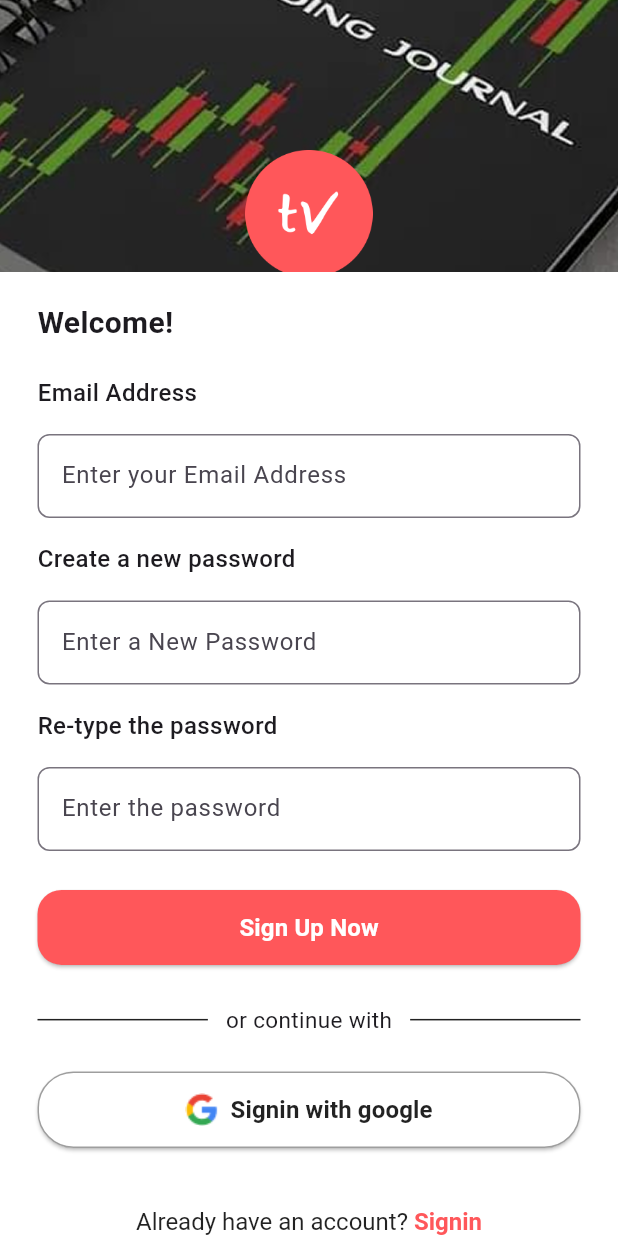
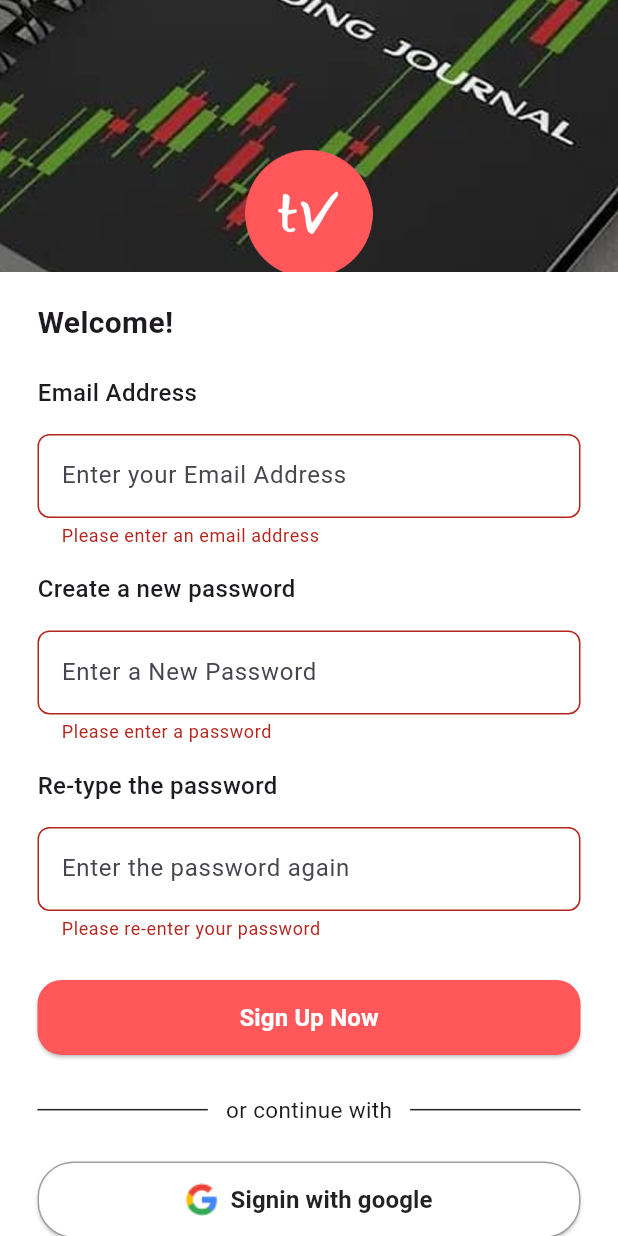
Before and after one commit to Skh121/TradeVerse, a Flutter app: the SignupScreen screen opened by its route, after a tap on "Sign Up Now", on a phone screen of 412 x 824 dp. Run offline on Flutter 3.47's test engine with Material 3 defaults, Android fonts, the phone set to English and light mode, and no system bars; our stand-ins replace lottie.

Commit message:
Signup screen Validation

```diff
--- a/lib/view/signup_screen.dart
+++ b/lib/view/signup_screen.dart
@@ -11,6 +11,9 @@ class SignupScreen extends StatefulWidget {
 
 class _SignupScreenState extends State<SignupScreen> {
   final brandColor = Color(0xFFFF575A);
+  final TextEditingController passwordController = TextEditingController();
+  final TextEditingController reTypePasswordController = TextEditingController();
+  final GlobalKey<FormState> _formKey = GlobalKey<FormState>();
 
   @override
   Widget build(BuildContext context) {
@@ -47,6 +50,8 @@ class _SignupScreenState extends State<SignupScreen> {
             ),
             Padding(
               padding: EdgeInsets.symmetric(horizontal: 25, vertical: 20),
+              child: Form(
+                key: _formKey,
                 child: Column(
                   crossAxisAlignment: CrossAxisAlignment.start,
                   children: [
@@ -60,7 +65,19 @@ class _SignupScreenState extends State<SignupScreen> {
                       style: TextStyle(fontWeight: FontWeight.w500, fontSize: 16),
                     ),
                     SizedBox(height: 16),
-                  TextField(
+                    TextFormField(
+                      validator: (value) {
+                        if (value == null || value.isEmpty) {
+                          return "Please enter an email address";
+                        }
+                        final emailRegex = RegExp(
+                          r"^[a-zA-Z0-9._%+-]+@[a-zA-Z0-9.-]+\.[a-zA-Z]{2,}$",
+                        );
+                        if (!emailRegex.hasMatch(value)) {
+                          return "Please enter a valid email address";
+                        }
+                        return null;
+                      },
                       decoration: InputDecoration(
                         hintText: "Enter your Email Address",
                         border: OutlineInputBorder(
@@ -74,7 +91,17 @@ class _SignupScreenState extends State<SignupScreen> {
                       style: TextStyle(fontWeight: FontWeight.w500, fontSize: 16),
                     ),
                     SizedBox(height: 16),
-                  TextField(
+                    TextFormField(
+                      controller: passwordController,
+                      validator: (value) {
+                        if (value == null || value.isEmpty) {
+                          return "Please enter a password";
+                        }
+                        if (value.length < 6) {
+                          return "Password must be at least 6 characters long";
+                        }
+                        return null;
+                      },
                       obscureText: true,
                       decoration: InputDecoration(
                         hintText: "Enter a New Password",
@@ -89,10 +116,20 @@ class _SignupScreenState extends State<SignupScreen> {
                       style: TextStyle(fontWeight: FontWeight.w500, fontSize: 16),
                     ),
                     SizedBox(height: 16),
-                  TextField(
+                    TextFormField(
+                      controller: reTypePasswordController,
+                      validator: (value) {
+                        if (value == null || value.isEmpty) {
+                          return "Please re-enter your password";
+                        }
+                        if (value != passwordController.text) {
+                          return "Passwords do not match";
+                        }
+                        return null;
+                      },
                       obscureText: true,
                       decoration: InputDecoration(
-                      hintText: "Enter the password",
+                        hintText: "Enter the password again",
                         border: OutlineInputBorder(
                           borderRadius: BorderRadius.circular(8),
                         ),
@@ -103,7 +140,13 @@ class _SignupScreenState extends State<SignupScreen> {
                       width: double.infinity,
                       height: 50,
                       child: ElevatedButton(
-                      onPressed: () {},
+                        onPressed: () {
+                          if (_formKey.currentState!.validate()) {
+                            ScaffoldMessenger.of(context).showSnackBar(
+                              SnackBar(content: Text("Signing up..."),behavior: SnackBarBehavior.floating),
+                            );
+                          }
+                        },
                         style: ElevatedButton.styleFrom(
                           backgroundColor: brandColor,
                           shape: RoundedRectangleBorder(
@@ -120,8 +163,7 @@ class _SignupScreenState extends State<SignupScreen> {
                         ),
                       ),
                     ),
-
-                  const SizedBox(height: 26),
+                    SizedBox(height: 26),
                     Row(
                       children: [
                         const Expanded(
@@ -131,7 +173,6 @@ class _SignupScreenState extends State<SignupScreen> {
                             endIndent: 12,
                           ),
                         ),
-
                         const Text(
                           'or continue with',
                           style: TextStyle(
@@ -139,7 +180,6 @@ class _SignupScreenState extends State<SignupScreen> {
                             fontWeight: FontWeight.w400,
                           ),
                         ),
-
                         const Expanded(
                           child: Divider(
                             indent: 12,
@@ -149,13 +189,12 @@ class _SignupScreenState extends State<SignupScreen> {
                         ),
                       ],
                     ),
-
-                  const SizedBox(height: 24),
-
+                    SizedBox(height: 24),
                     SizedBox(
                       width: double.infinity,
                       child: ElevatedButton.icon(
-                      onPressed: () {},
+                        onPressed: () {
+                        },
                         label: Text(
                           'Signin with google',
                           style: TextStyle(
@@ -178,9 +217,7 @@ class _SignupScreenState extends State<SignupScreen> {
                         ),
                       ),
                     ),
-
-                  const SizedBox(height: 40),
-
+                    SizedBox(height: 40),
                     Center(
                       child: RichText(
                         text: TextSpan(
@@ -193,8 +230,7 @@ class _SignupScreenState extends State<SignupScreen> {
                                 color: brandColor,
                                 fontWeight: FontWeight.w600,
                               ),
-                            recognizer:
-                                TapGestureRecognizer()
+                              recognizer: TapGestureRecognizer()
                                 ..onTap = () {
                                   Navigator.push(
                                     context,
@@ -211,6 +247,7 @@ class _SignupScreenState extends State<SignupScreen> {
                   ],
                 ),
               ),
+            ),
           ],
         ),
       ),
```
Also changed, not shown: lib/view/login_screen.dart (+15 -5 lines). Lines whose indentation alone changed are shown as unchanged.
